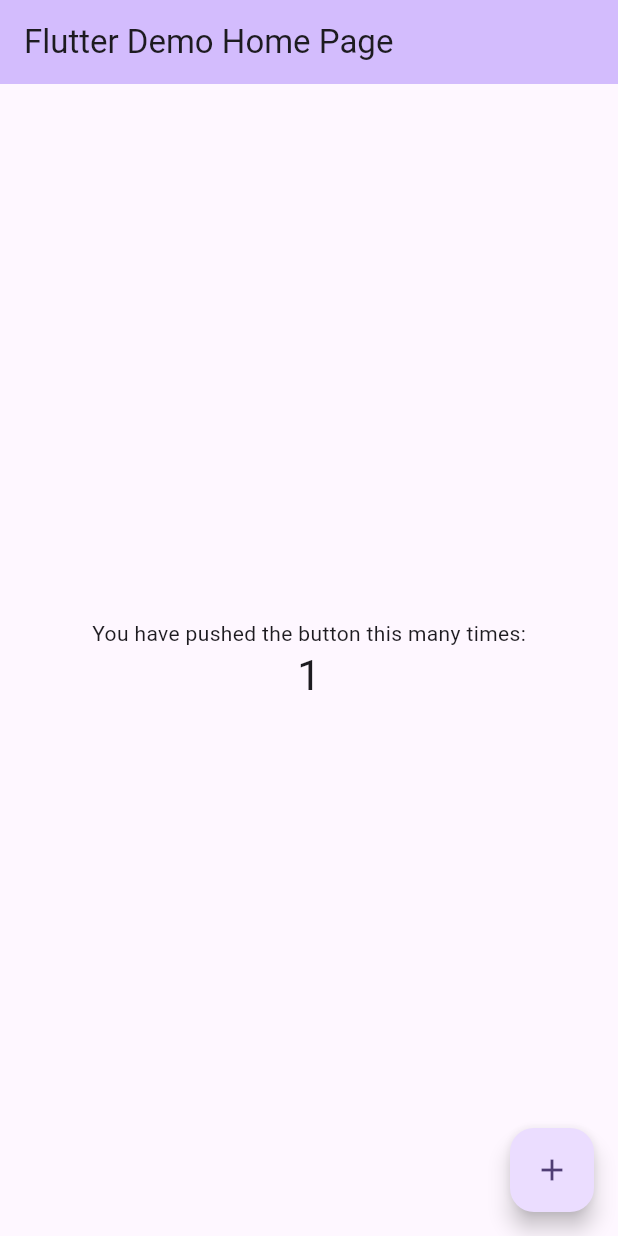
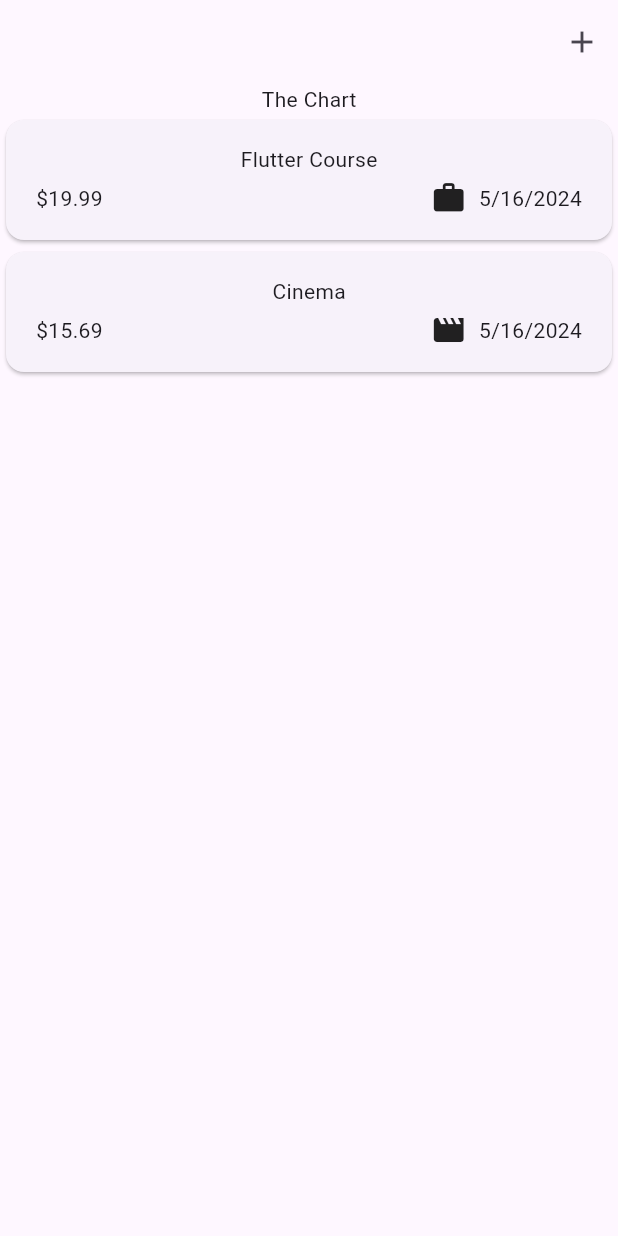
Before and after one commit to sonpipe0/flutter-practice, a Flutter app: the screen it shows after launch, after a tap on the "add" icon, on a phone screen of 412 x 824 dp. Run offline on Flutter 3.47's test engine with Material 3 defaults, Android fonts, the phone set to English and light mode, and no system bars.

Commit message:
commit because of OS update

```diff
--- a/expense_tracker/lib/main.dart
+++ b/expense_tracker/lib/main.dart
@@ -1,125 +1,10 @@
 import 'package:flutter/material.dart';
 
+import 'package:expense_tracker/widgets/expenses.dart';
+
 void main() {
-  runApp(const MyApp());
+  runApp(
+      const MaterialApp(
+      home: Expenses()
+  ));
 }
-
-class MyApp extends StatelessWidget {
-  const MyApp({super.key});
-
-  // This widget is the root of your application.
-  @override
-  Widget build(BuildContext context) {
-    return MaterialApp(
-      title: 'Flutter Demo',
-      theme: ThemeData(
-        // This is the theme of your application.
-        //
-        // TRY THIS: Try running your application with "flutter run". You'll see
-        // the application has a purple toolbar. Then, without quitting the app,
-        // try changing the seedColor in the colorScheme below to Colors.green
-        // and then invoke "hot reload" (save your changes or press the "hot
-        // reload" button in a Flutter-supported IDE, or press "r" if you used
-        // the command line to start the app).
-        //
-        // Notice that the counter didn't reset back to zero; the application
-        // state is not lost during the reload. To reset the state, use hot
-        // restart instead.
-        //
-        // This works for code too, not just values: Most code changes can be
-        // tested with just a hot reload.
-        colorScheme: ColorScheme.fromSeed(seedColor: Colors.deepPurple),
-        useMaterial3: true,
-      ),
-      home: const MyHomePage(title: 'Flutter Demo Home Page'),
-    );
-  }
-}
-
-class MyHomePage extends StatefulWidget {
-  const MyHomePage({super.key, required this.title});
-
-  // This widget is the home page of your application. It is stateful, meaning
-  // that it has a State object (defined below) that contains fields that affect
-  // how it looks.
-
-  // This class is the configuration for the state. It holds the values (in this
-  // case the title) provided by the parent (in this case the App widget) and
-  // used by the build method of the State. Fields in a Widget subclass are
-  // always marked "final".
-
-  final String title;
-
-  @override
-  State<MyHomePage> createState() => _MyHomePageState();
-}
-
-class _MyHomePageState extends State<MyHomePage> {
-  int _counter = 0;
-
-  void _incrementCounter() {
-    setState(() {
-      // This call to setState tells the Flutter framework that something has
-      // changed in this State, which causes it to rerun the build method below
-      // so that the display can reflect the updated values. If we changed
-      // _counter without calling setState(), then the build method would not be
-      // called again, and so nothing would appear to happen.
-      _counter++;
-    });
-  }
-
-  @override
-  Widget build(BuildContext context) {
-    // This method is rerun every time setState is called, for instance as done
-    // by the _incrementCounter method above.
-    //
-    // The Flutter framework has been optimized to make rerunning build methods
-    // fast, so that you can just rebuild anything that needs updating rather
-    // than having to individually change instances of widgets.
-    return Scaffold(
-      appBar: AppBar(
-        // TRY THIS: Try changing the color here to a specific color (to
-        // Colors.amber, perhaps?) and trigger a hot reload to see the AppBar
-        // change color while the other colors stay the same.
-        backgroundColor: Theme.of(context).colorScheme.inversePrimary,
-        // Here we take the value from the MyHomePage object that was created by
-        // the App.build method, and use it to set our appbar title.
-        title: Text(widget.title),
-      ),
-      body: Center(
-        // Center is a layout widget. It takes a single child and positions it
-        // in the middle of the parent.
-        child: Column(
-          // Column is also a layout widget. It takes a list of children and
-          // arranges them vertically. By default, it sizes itself to fit its
-          // children horizontally, and tries to be as tall as its parent.
-          //
-          // Column has various properties to control how it sizes itself and
-          // how it positions its children. Here we use mainAxisAlignment to
-          // center the children vertically; the main axis here is the vertical
-          // axis because Columns are vertical (the cross axis would be
-          // horizontal).
-          //
-          // TRY THIS: Invoke "debug painting" (choose the "Toggle Debug Paint"
-          // action in the IDE, or press "p" in the console), to see the
-          // wireframe for each widget.
-          mainAxisAlignment: MainAxisAlignment.center,
-          children: <Widget>[
-            const Text(
-              'You have pushed the button this many times:',
-            ),
-            Text(
-              '$_counter',
-              style: Theme.of(context).textTheme.headlineMedium,
-            ),
-          ],
-        ),
-      ),
-      floatingActionButton: FloatingActionButton(
-        onPressed: _incrementCounter,
-        tooltip: 'Increment',
-        child: const Icon(Icons.add),
-      ), // This trailing comma makes auto-formatting nicer for build methods.
-    );
-  }
-}
--- /dev/null
+++ b/expense_tracker/lib/models/expense.dart
@@ -0,0 +1,41 @@
+import 'package:flutter/material.dart';
+import 'package:uuid/uuid.dart';
+import 'package:intl/intl.dart';
+
+const Uuid uuid = Uuid();
+final formatter = DateFormat.yMd();
+
+// ignore: camel_case_types, constant_identifier_names
+enum Category {
+  FOOD,
+  TRAVEL,
+  LEISURE,
+  WORK
+}
+
+const Map<Category,IconData> categoryIcons = {
+  Category.FOOD: Icons.lunch_dining,
+  Category.TRAVEL: Icons.flight_takeoff,
+  Category.LEISURE: Icons.movie,
+  Category.WORK: Icons.work,
+};
+
+class Expense {
+  Expense({
+    required this.title,
+    required this.amount,
+    required this.date,
+    required this.category,
+  }) : id = uuid.v4();
+
+  final String id;
+  final String title;
+  final double amount;
+  final DateTime date;
+  final Category category;
+
+
+  String get formattedDate {
+    return formatter.format(date);
+  }
+}
--- /dev/null
+++ b/expense_tracker/lib/widgets/expenses.dart
@@ -0,0 +1,48 @@
+import 'package:expense_tracker/widgets/expenses_list/expenses_list.dart';
+import 'package:expense_tracker/models/expense.dart';
+import 'package:flutter/cupertino.dart';
+import 'package:flutter/material.dart';
+
+class Expenses extends StatefulWidget {
+  const Expenses({super.key});
+
+  @override
+  State<Expenses> createState() {
+    return _ExpensesState();
+  }
+}
+
+class _ExpensesState extends State<Expenses> {
+  final List<Expense> _registeredExpenses = [
+    Expense(
+        title: 'Flutter Course',
+        amount: 19.99,
+        date: DateTime.now(),
+        category: Category.WORK),
+    Expense(
+        title: 'Cinema',
+        amount: 15.69,
+        date: DateTime.now(),
+        category: Category.LEISURE),
+  ];
+
+  @override
+  Widget build(BuildContext context) {
+    return Scaffold(
+      appBar: AppBar(
+        actions: [
+          IconButton(
+            onPressed: () => (),
+              icon: const Icon(Icons.add),
+          ),
+        ],
+      ),
+      body: Column(
+        children: [
+          const Text('The Chart'),
+          Expanded(child: ExpensesList(expenses: _registeredExpenses))
+        ],
+      ),
+    );
+  }
+}
--- /dev/null
+++ b/expense_tracker/lib/widgets/expenses_list/expense_item.dart
@@ -0,0 +1,39 @@
+import 'package:expense_tracker/models/expense.dart';
+import 'package:flutter/material.dart';
+
+class ExpenseItem extends StatelessWidget {
+  const ExpenseItem(this.expense, {super.key});
+
+  final Expense expense;
+
+  @override
+  Widget build(BuildContext context) {
+    return Card(
+      child: Padding(
+        padding: const EdgeInsets.symmetric(
+          horizontal: 20,
+          vertical: 16,
+        ),
+        child: Column(
+          children: [
+            Text(expense.title),
+            const SizedBox(height: 4),
+            Row(
+              children: [
+                Text('\$${expense.amount.toStringAsFixed(2)}'),
+                const Spacer(),
+                Row(
+                  children: [
+                    Icon(categoryIcons[expense.category]),
+                    const SizedBox(width: 8,),
+                    Text(expense.formattedDate)
+                  ],
+                ),
+              ],
+            ),
+          ],
+        ),
+      ),
+    );
+  }
+}
--- /dev/null
+++ b/expense_tracker/lib/widgets/expenses_list/expenses_list.dart
@@ -0,0 +1,18 @@
+import 'package:expense_tracker/widgets/expenses_list/expense_item.dart';
+import 'package:flutter/material.dart';
+
+import '../../models/expense.dart';
+
+class ExpensesList extends StatelessWidget {
+  const ExpensesList({super.key, required this.expenses});
+
+  final List<Expense> expenses;
+
+  @override
+  Widget build(BuildContext context) {
+    return ListView.builder(
+      itemCount: expenses.length,
+      itemBuilder: (ctx, index) => ExpenseItem(expenses[index]),
+    );
+  }
+}
--- a/expense_tracker/pubspec.yaml
+++ b/expense_tracker/pubspec.yaml
@@ -35,6 +35,8 @@ dependencies:
   # The following adds the Cupertino Icons font to your application.
   # Use with the CupertinoIcons class for iOS style icons.
   cupertino_icons: ^1.0.6
+  uuid: ^4.4.0
+  intl: ^0.19.0
 
 dev_dependencies:
   flutter_test:
@@ -45,7 +47,7 @@ dev_dependencies:
   # activated in the `analysis_options.yaml` file located at the root of your
   # package. See that file for information about deactivating specific lint
   # rules and activating additional ones.
-  flutter_lints: ^3.0.0
+  flutter_lints: ^4.0.0
 
 # For information on the generic Dart part of this file, see the
 # following page: https://dart.dev/tools/pub/pubspec
```
Also changed, not shown: expense_tracker/pubspec.lock, 1 other file.
